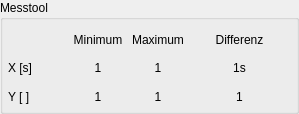
Haschtl/RealTimeOpenControl, file RTOC/RTOC_GUI/ui/messtoolDialog.ui: the form before one commit.
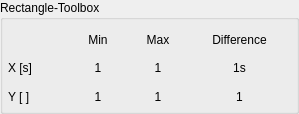
The form after the commit.

What changed in the file:
```diff
--- a/RTOC/RTOC_GUI/ui/messtoolDialog.ui
+++ b/RTOC/RTOC_GUI/ui/messtoolDialog.ui
@@ -29,7 +29,7 @@
    <item>
     <widget class="QGroupBox" name="groupBox">
      <property name="title">
-      <string>Messtool</string>
+      <string>Rectangle-Toolbox</string>
      </property>
      <property name="checkable">
       <bool>false</bool>
@@ -61,7 +61,7 @@
         <item row="0" column="2">
          <widget class="QLabel" name="label_8">
           <property name="text">
-           <string>Minimum</string>
+           <string>Min</string>
           </property>
           <property name="alignment">
            <set>Qt::AlignCenter</set>
@@ -105,7 +105,7 @@
         <item row="0" column="3">
          <widget class="QLabel" name="label_9">
           <property name="text">
-           <string>Maximum</string>
+           <string>Max</string>
           </property>
           <property name="alignment">
            <set>Qt::AlignCenter</set>
@@ -135,7 +135,7 @@
         <item row="0" column="4">
          <widget class="QLabel" name="label_10">
           <property name="text">
-           <string>Differenz</string>
+           <string>Difference</string>
           </property>
           <property name="alignment">
            <set>Qt::AlignCenter</set>
```
